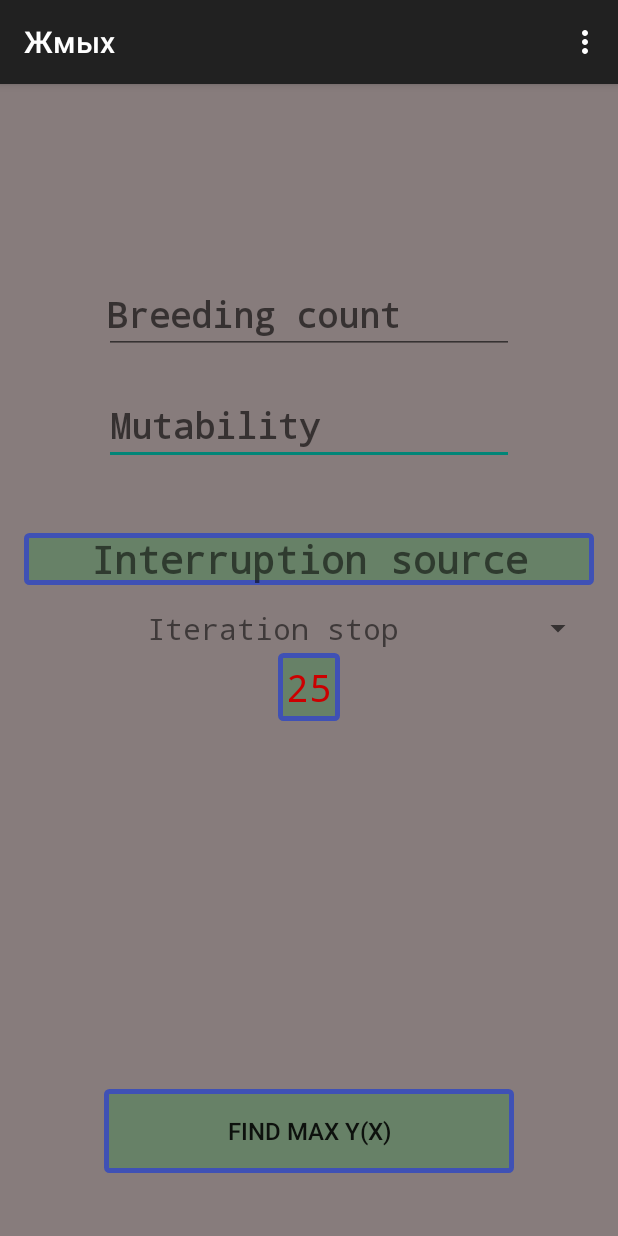
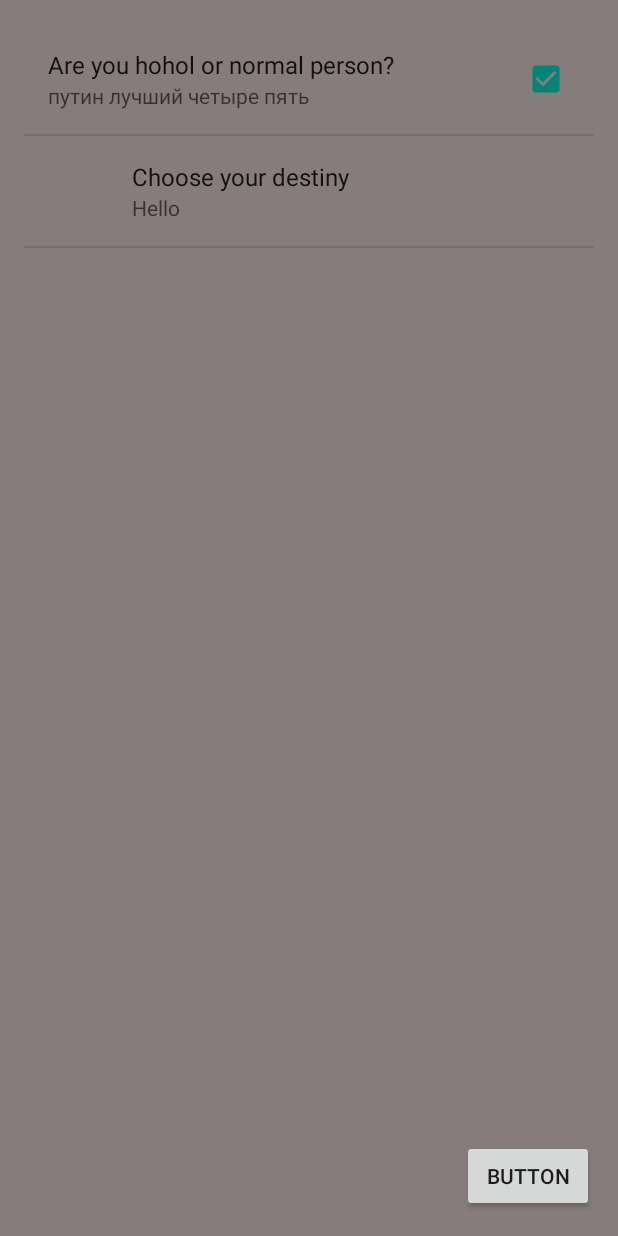
Before and after one commit to sanstorik/genetic_coursework, an Android app: the screen it shows after launch (MainActivity before the commit, PreferenceActivity after it), on a phone screen of 412 x 824 dp. Run offline under Robolectric (Android 15) with nearby library versions, the phone set to English and light mode, and no system bars.

Commit message:
added settings

```diff
--- a/app/src/main/AndroidManifest.xml
+++ b/app/src/main/AndroidManifest.xml
@@ -2,14 +2,16 @@
 <manifest xmlns:android="http://schemas.android.com/apk/res/android"
           package="develop.sanstorik.com.genetic_coursework">
 
-    <uses-permission android:name="android.permission.WRITE_EXTERNAL_STORAGE" />
+    <uses-permission android:name="android.permission.WRITE_EXTERNAL_STORAGE"/>
+
     <application
         android:allowBackup="true"
         android:icon="@mipmap/ic_launcher"
         android:label="@string/app_name"
         android:supportsRtl="true"
         android:theme="@style/AppTheme">
-        <activity android:name=".MainActivity"
+        <activity
+            android:name=".PreferenceActivity"
             android:screenOrientation="portrait">
             <intent-filter>
                 <action android:name="android.intent.action.MAIN"/>
@@ -17,13 +19,17 @@
                 <category android:name="android.intent.category.LAUNCHER"/>
             </intent-filter>
         </activity>
-        <activity android:name=".listViewActivity.ListGeneticActivity"
-            android:configChanges="orientation|screenSize">;
+        <activity
+            android:name=".listViewActivity.ListGeneticActivity"
+            android:configChanges="orientation|screenSize">
+            ;
         </activity>
-        <activity android:name=".listViewActivity.PopulationListActivity"
+        <activity
+            android:name=".listViewActivity.PopulationListActivity"
             android:configChanges="orientation|screenSize">
         </activity>
-        <activity android:name=".graph_lib.GraphActivity"
+        <activity
+            android:name=".graph_lib.GraphActivity"
             android:screenOrientation="landscape"/>
     </application>
 
--- a/app/src/main/java/develop/sanstorik/com/genetic_coursework/MainActivity.java
+++ b/app/src/main/java/develop/sanstorik/com/genetic_coursework/MainActivity.java
@@ -6,6 +6,7 @@ import android.support.v7.app.AlertDialog;
 import android.support.v7.app.AppCompatActivity;
 import android.text.Editable;
 import android.text.InputType;
+import android.util.Log;
 import android.view.Menu;
 import android.view.MenuInflater;
 import android.view.MenuItem;
@@ -43,6 +44,8 @@ public class MainActivity extends AppCompatActivity {
                 Integer.valueOf(interruptValue.getText().toString()));
 
         registerForContextMenu(interruptValue);
+
+        Log.i("tag", String.valueOf(getPreferences(MODE_PRIVATE).getString("pref_sync_list", "null")));
     }
 
     @Override public boolean onCreateOptionsMenu(Menu menu) {
--- /dev/null
+++ b/app/src/main/java/develop/sanstorik/com/genetic_coursework/PreferenceActivity.java
@@ -0,0 +1,40 @@
+package develop.sanstorik.com.genetic_coursework;
+
+import android.app.Activity;
+import android.content.SharedPreferences;
+import android.content.res.Configuration;
+import android.os.Build;
+import android.preference.ListPreference;
+import android.preference.PreferenceFragment;
+import android.preference.PreferenceManager;
+import android.support.v7.app.AppCompatActivity;
+import android.os.Bundle;
+import android.util.Log;
+import android.widget.Button;
+import android.widget.Toast;
+
+import java.util.Locale;
+
+public class PreferenceActivity extends Activity {
+
+    @Override protected void onCreate(Bundle savedInstanceState) {
+        super.onCreate(savedInstanceState);
+        setContentView(R.layout.activity_preference);
+
+        if(Build.VERSION.SDK_INT >= Build.VERSION_CODES.JELLY_BEAN_MR1) {
+            Configuration config = new Configuration(getResources().getConfiguration());
+            config.setLocale(new Locale("ru", "RU"));
+
+            Log.i("tag", "123");
+        }
+
+        getFragmentManager().beginTransaction()
+                .add(R.id.activity_preference, new SettingsFragment())
+                .commit();
+
+        findViewById(R.id.goAnother).setOnClickListener(
+                (event) -> Toast.makeText(this,
+                        PreferenceManager.getDefaultSharedPreferences(this).getString("pref_sync_list", "null"), Toast.LENGTH_SHORT).show() );
+
+    }
+}
--- /dev/null
+++ b/app/src/main/java/develop/sanstorik/com/genetic_coursework/SettingsFragment.java
@@ -0,0 +1,35 @@
+package develop.sanstorik.com.genetic_coursework;
+
+import android.content.Intent;
+import android.content.SharedPreferences;
+import android.os.Bundle;
+import android.preference.Preference;
+import android.preference.PreferenceFragment;
+import android.preference.PreferenceManager;
+import android.util.Log;
+
+public class SettingsFragment extends PreferenceFragment implements SharedPreferences.OnSharedPreferenceChangeListener
+{
+    @Override public void onCreate(Bundle savedInstanceState) {
+        super.onCreate(savedInstanceState);
+
+        addPreferencesFromResource(R.xml.preference_screen);
+    }
+
+    @Override public void onResume() {
+        super.onResume();
+
+        getPreferenceScreen().getSharedPreferences().registerOnSharedPreferenceChangeListener(this);
+    }
+
+    @Override public void onSharedPreferenceChanged(SharedPreferences sharedPreferences, String key) {
+        if(key.equals("pref_sync_list")){
+            Preference pref = findPreference(key);
+            pref.setSummary(sharedPreferences.getString(key, "not chosen"));
+
+            Log.i("tag", pref.toString());
+        }
+        else
+            Log.i("tag", key);
+    }
+}
--- /dev/null
+++ b/app/src/main/res/layout/activity_preference.xml
@@ -0,0 +1,22 @@
+<?xml version="1.0" encoding="utf-8"?>
+<RelativeLayout
+    xmlns:android="http://schemas.android.com/apk/res/android"
+    xmlns:tools="http://schemas.android.com/tools"
+    android:id="@+id/activity_preference"
+    android:layout_width="match_parent"
+    android:layout_height="match_parent"
+    android:paddingBottom="@dimen/activity_vertical_margin"
+    android:paddingLeft="@dimen/activity_horizontal_margin"
+    android:paddingRight="@dimen/activity_horizontal_margin"
+    android:paddingTop="@dimen/activity_vertical_margin"
+    tools:context="develop.sanstorik.com.genetic_coursework.PreferenceActivity">
+
+    <Button
+        android:text="Button"
+        android:layout_width="wrap_content"
+        android:layout_height="wrap_content"
+        android:id="@+id/goAnother"
+        android:layout_alignParentBottom="true"
+        android:layout_alignParentRight="true"
+        android:layout_alignParentEnd="true"/>
+</RelativeLayout>
--- a/app/src/main/res/values/strings.xml
+++ b/app/src/main/res/values/strings.xml
@@ -1,3 +1,10 @@
 <resources>
-    <string name="app_name">Жмых</string>
+    <string name="app_name">Glad Valakas</string>
+    <string name="settingsBool">Are you hohol or normal person?</string>
+
+    <string-array name="listValues">
+        <item>One</item>
+        <item>Two</item>
+        <item>Three</item>
+    </string-array>
 </resources>
--- /dev/null
+++ b/app/src/main/res/xml/preference_screen.xml
@@ -0,0 +1,19 @@
+<?xml version="1.0" encoding="utf-8"?>
+<PreferenceScreen xmlns:android="http://schemas.android.com/apk/res/android"
+                  android:layout_width="match_parent"
+                  android:layout_height="wrap_content">
+    <CheckBoxPreference
+        android:key="pref_sync"
+        android:title="@string/settingsBool"
+        android:summary="путин лучший четыре пять"
+        android:defaultValue="true"
+        android:layout_width="match_parent"
+        android:layout_height="wrap_content"/>
+    <ListPreference
+        android:key = "pref_sync_list"
+        android:icon="@drawable/text_circle_shape"
+        android:entries="@array/listValues"
+        android:entryValues="@array/listValues"
+        android:title="Choose your destiny"
+        android:summary="Hello"/>
+</PreferenceScreen>
```
Also changed, not shown: 2 other files.
